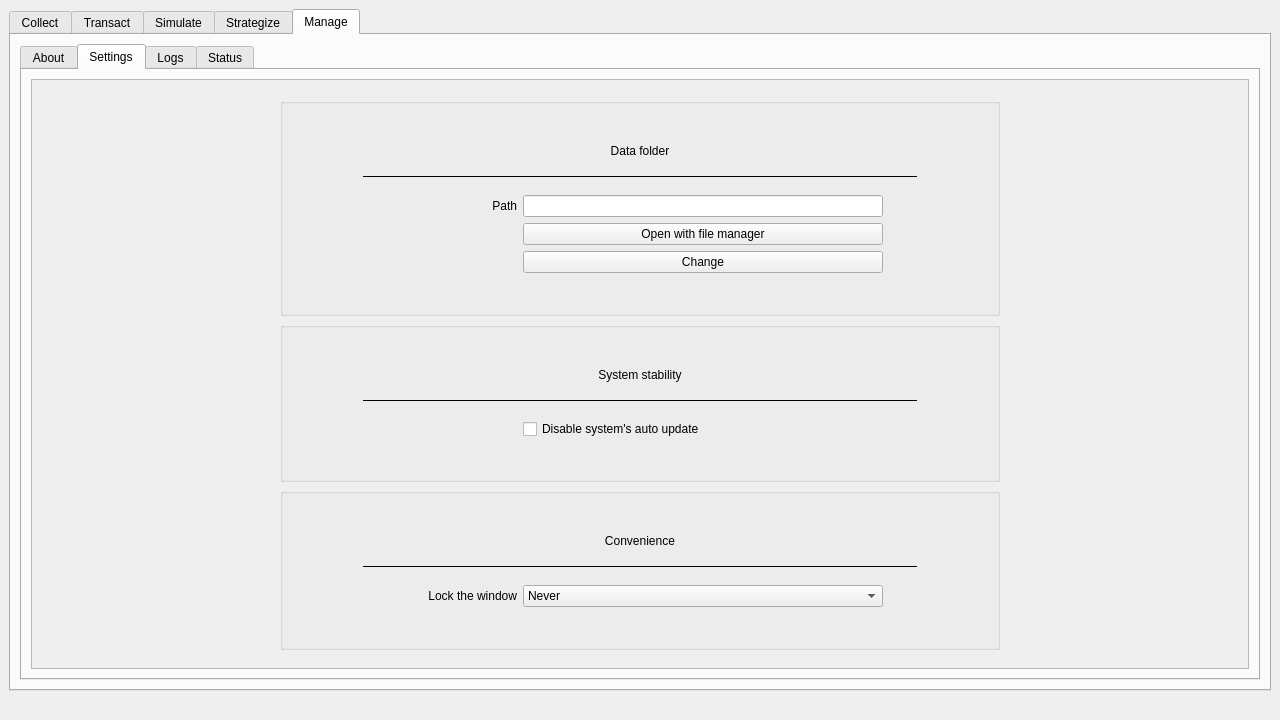
Before: the Qt Designer form craft/user_interface.ui in cunarist/solie, drawn with Qt 5.
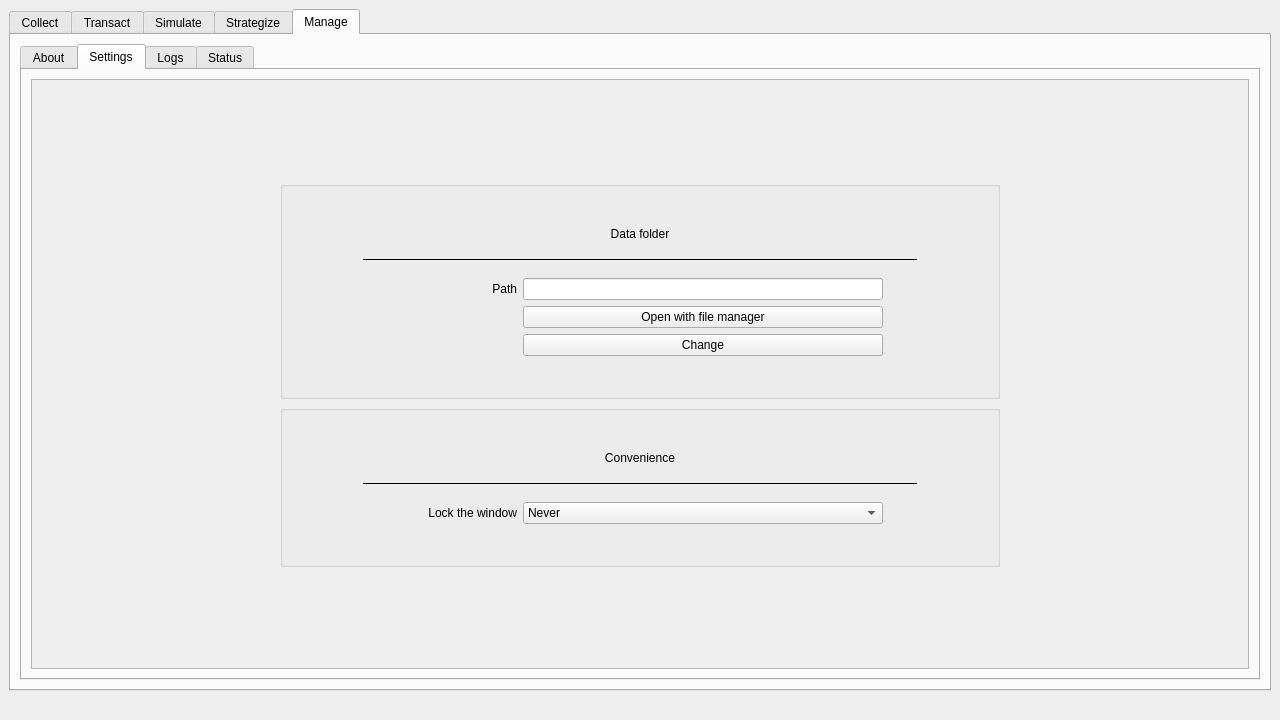
After: the same form once the commit is applied. The open tabs and pages were chosen to show the change. Icons and pictures are not drawn. Custom widgets are drawn as their Qt base class.

Commit message: Remove disabling system update feature

```diff
--- a/craft/user_interface.ui
+++ b/craft/user_interface.ui
@@ -1547,155 +1547,6 @@
                     </layout>
                    </widget>
                   </item>
-                  <item>
-                   <widget class="QGroupBox" name="groupBox_8">
-                    <property name="minimumSize">
-                     <size>
-                      <width>720</width>
-                      <height>0</height>
-                     </size>
-                    </property>
-                    <property name="maximumSize">
-                     <size>
-                      <width>720</width>
-                      <height>16777215</height>
-                     </size>
-                    </property>
-                    <property name="title">
-                     <string/>
-                    </property>
-                    <layout class="QVBoxLayout" name="verticalLayout_29">
-                     <property name="leftMargin">
-                      <number>80</number>
-                     </property>
-                     <property name="topMargin">
-                      <number>40</number>
-                     </property>
-                     <property name="rightMargin">
-                      <number>80</number>
-                     </property>
-                     <property name="bottomMargin">
-                      <number>40</number>
-                     </property>
-                     <item>
-                      <widget class="QLabel" name="label_44">
-                       <property name="text">
-                        <string>System stability</string>
-                       </property>
-                       <property name="alignment">
-                        <set>Qt::AlignCenter</set>
-                       </property>
-                      </widget>
-                     </item>
-                     <item>
-                      <widget class="QLabel" name="label_45">
-                       <property name="font">
-                        <font>
-                         <pointsize>3</pointsize>
-                        </font>
-                       </property>
-                       <property name="text">
-                        <string/>
-                       </property>
-                      </widget>
-                     </item>
-                     <item>
-                      <widget class="HorizontalDivider" name="frame_12">
-                       <property name="frameShape">
-                        <enum>QFrame::HLine</enum>
-                       </property>
-                      </widget>
-                     </item>
-                     <item>
-                      <widget class="QLabel" name="label_46">
-                       <property name="font">
-                        <font>
-                         <pointsize>3</pointsize>
-                        </font>
-                       </property>
-                       <property name="text">
-                        <string/>
-                       </property>
-                      </widget>
-                     </item>
-                     <item>
-                      <layout class="QHBoxLayout" name="horizontalLayout_22">
-                       <item>
-                        <spacer name="horizontalSpacer_19">
-                         <property name="orientation">
-                          <enum>Qt::Horizontal</enum>
-                         </property>
-                         <property name="sizeHint" stdset="0">
-                          <size>
-                           <width>40</width>
-                           <height>20</height>
-                          </size>
-                         </property>
-                        </spacer>
-                       </item>
-                       <item>
-                        <layout class="QFormLayout" name="formLayout_2">
-                         <item row="0" column="0">
-                          <widget class="QLabel" name="label_9">
-                           <property name="minimumSize">
-                            <size>
-                             <width>120</width>
-                             <height>0</height>
-                            </size>
-                           </property>
-                           <property name="maximumSize">
-                            <size>
-                             <width>120</width>
-                             <height>16777215</height>
-                            </size>
-                           </property>
-                           <property name="text">
-                            <string/>
-                           </property>
-                           <property name="alignment">
-                            <set>Qt::AlignRight|Qt::AlignTrailing|Qt::AlignVCenter</set>
-                           </property>
-                          </widget>
-                         </item>
-                         <item row="0" column="1">
-                          <widget class="QCheckBox" name="checkBox_13">
-                           <property name="minimumSize">
-                            <size>
-                             <width>360</width>
-                             <height>0</height>
-                            </size>
-                           </property>
-                           <property name="maximumSize">
-                            <size>
-                             <width>360</width>
-                             <height>16777215</height>
-                            </size>
-                           </property>
-                           <property name="text">
-                            <string>Disable system's auto update</string>
-                           </property>
-                          </widget>
-                         </item>
-                        </layout>
-                       </item>
-                       <item>
-                        <spacer name="horizontalSpacer_20">
-                         <property name="orientation">
-                          <enum>Qt::Horizontal</enum>
-                         </property>
-                         <property name="sizeHint" stdset="0">
-                          <size>
-                           <width>40</width>
-                           <height>20</height>
-                          </size>
-                         </property>
-                        </spacer>
-                       </item>
-                      </layout>
-                     </item>
-                    </layout>
-                   </widget>
-                  </item>
                   <item>
                    <widget class="QGroupBox" name="groupBox_11">
                     <property name="minimumSize">
```
The commit also changes 3 other files.
